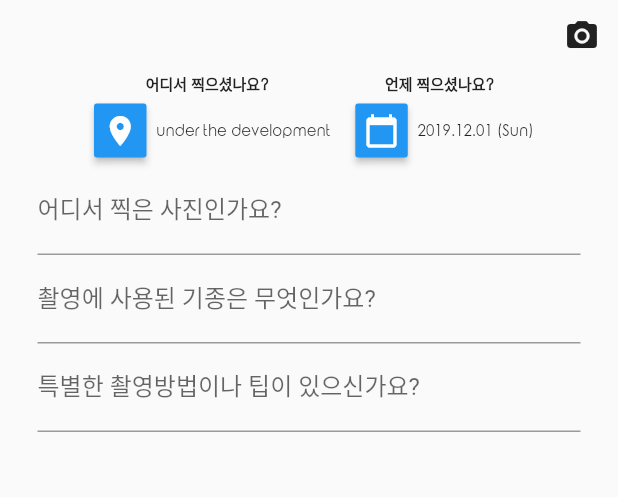
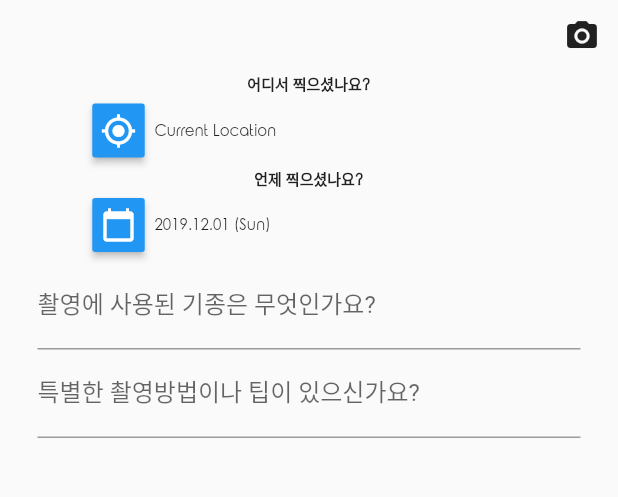
Before and after one commit to jaehoonx2/everybody_cheese, a Flutter app: the UploadPage screen opened directly, after a tap on "Upload", on a phone screen of 412 x 824 dp, the part 496-993 px from its top. Run offline on Flutter 3.47's test engine with Material 2 defaults, Android fonts, the phone set to English and light mode, and no system bars; our stand-ins replace cloud_firestore, device_info, firebase_auth, firebase_storage, flutter_signin_button, geolocator and 2 more; accounts and stored records are empty; Roboto replaces fonts that are missing (HangeulNuri).

```diff
--- a/lib/add.dart
+++ b/lib/add.dart
@@ -1,6 +1,7 @@
 import 'dart:io';
 import 'dart:async';
 
+import 'package:flutter/material.dart' as prefix0;
 import 'package:intl/intl.dart';
 import 'package:flutter/material.dart';
 import 'package:firebase_auth/firebase_auth.dart';
@@ -10,6 +11,7 @@ import 'package:device_info/device_info.dart';
 import 'package:image_picker/image_picker.dart';
 import 'package:flutter_signin_button/flutter_signin_button.dart';
 import 'package:path/path.dart' as Path;
+import 'package:geolocator/geolocator.dart';
 
 final FirebaseAuth _auth = FirebaseAuth.instance;
 
@@ -89,7 +91,43 @@ class _UploadPageState extends State<UploadPage> {
   var _finish;
   FirebaseUser user;
 
-  final locationController = TextEditingController();
+  // Start of the geolocator
+  final Geolocator geolocator = Geolocator()..forceAndroidLocationManager;
+
+  Position _currentPosition;
+  String _currentAddress;
+
+  _getCurrentLocation() {
+    geolocator
+        .getCurrentPosition(desiredAccuracy: LocationAccuracy.best)
+        .then((Position position) {
+      setState(() {
+        _currentPosition = position;
+      });
+
+      _getAddressFromLatLng();
+    }).catchError((e) {
+      print(e);
+    });
+  }
+
+  _getAddressFromLatLng() async {
+    try {
+      List<Placemark> p = await geolocator.placemarkFromCoordinates(
+          _currentPosition.latitude, _currentPosition.longitude);
+
+      Placemark place = p[0];
+
+      setState(() {
+        _currentAddress =
+        "${place.locality}, ${place.postalCode}, ${place.country}";
+      });
+    } catch (e) {
+      print(e);
+    }
+  }
+  // End of the geolocator
+
   final descController = TextEditingController();
   final camController = TextEditingController();
 
@@ -111,6 +149,8 @@ class _UploadPageState extends State<UploadPage> {
       _getGalleryImage().then((mode) {
         setState(() {});
       });
+
+      _getCurrentLocation();
     }
 
     _getUserInfo().then((finish) {
@@ -200,7 +240,7 @@ class _UploadPageState extends State<UploadPage> {
               style: TextStyle(fontSize: 15.0, fontFamily: 'RoundedElegance'),
             ),
             onPressed: () async {
-              if (locationController.text.isNotEmpty &&
+              if (_currentAddress.isNotEmpty &&
                   descController.text.isNotEmpty &&
                   camController.text.isNotEmpty) {
                 await _getImageURL();
@@ -209,7 +249,9 @@ class _UploadPageState extends State<UploadPage> {
                   final collRef = Firestore.instance.collection('posts');
                   DocumentReference docReferance = collRef.document();
                   docReferance.setData({
-                    'location': locationController.text,
+                    'location': _currentAddress,
+                    'longitude': _currentPosition.longitude,
+                    'latitude': _currentPosition.latitude,
                     'description': descController.text,
                     'camera': camController.text,
                     'imgURL': _imageURL,
@@ -226,7 +268,6 @@ class _UploadPageState extends State<UploadPage> {
 
                   _image = null;
                   await _getImageURL();
-                  locationController.clear();
                   camController.clear();
                   descController.clear();
                 } else {
@@ -258,8 +299,7 @@ class _UploadPageState extends State<UploadPage> {
             ),
             Padding(
               padding: EdgeInsets.symmetric(horizontal: 25.0),
-              child: Row(
-                mainAxisAlignment: MainAxisAlignment.center,
+              child: Column(
                 children: <Widget>[
                   Column(
                     children: <Widget>[
@@ -271,17 +311,26 @@ class _UploadPageState extends State<UploadPage> {
                           fontWeight: FontWeight.w700,
                         ),
                       ),
-                      Row(
+                      Padding(
+                        padding: prefix0.EdgeInsets.only(left: 30.0),
+                        child: Row(
+                          mainAxisAlignment: MainAxisAlignment.start,
                           children: <Widget>[
                             SignInButtonBuilder(
                               mini: true,
-                              icon: Icons.location_on,
+                              icon: _mode == 0 ? Icons.my_location : Icons.location_on,
                               text: 'Location',
                               backgroundColor: Colors.blue,
-                              onPressed: () {},
+                              onPressed: () async {
+//                                if(_mode == 0)
+                                  await _getCurrentLocation();
+//                                else {
+//
+//                                }
+                              }
                             ),
                             Text(
-                            'under the development',
+                              _currentPosition != null ? _currentAddress : (_mode == 0 ? 'Current Location' : 'Select Location'),
                               style: TextStyle(
                                 fontFamily: 'RoundedElegance',
                                 fontSize: 10.0,
@@ -289,9 +338,10 @@ class _UploadPageState extends State<UploadPage> {
                             ),
                           ],
                         ),
+                      ),
                     ],
                   ),
-                  SizedBox(width: 10.0,),
+                  SizedBox(width: 20.0,),
                   Column(
                     children: <Widget>[
                       Text(
@@ -302,7 +352,10 @@ class _UploadPageState extends State<UploadPage> {
                           fontWeight: FontWeight.w700,
                         ),
                       ),
-                      Row(
+                      Padding(
+                        padding: prefix0.EdgeInsets.only(left: 30.0),
+                        child: Row(
+                          mainAxisAlignment: MainAxisAlignment.start,
                           children: <Widget>[
                             SignInButtonBuilder(
                                 mini: true,
@@ -319,21 +372,13 @@ class _UploadPageState extends State<UploadPage> {
                             ),
                           ],
                         ),
+                      ),
                     ],
                   ),
                 ],
               ),
             ),
-            Padding(
-              padding: EdgeInsets.symmetric(horizontal: 25.0),
-              child: TextField(
-                decoration: InputDecoration(
-                  filled: false,
-                  labelText: '어디서 찍은 사진인가요?',
-                ),
-                controller: locationController,
-              ),
-            ),
+            SizedBox(width: 20.0,),
             Padding(
               padding: EdgeInsets.symmetric(horizontal: 25.0),
               child: TextField(
@@ -344,6 +389,7 @@ class _UploadPageState extends State<UploadPage> {
                 controller: camController,
               ),
             ),
+            SizedBox(width: 20.0,),
             Padding(
               padding: EdgeInsets.symmetric(horizontal: 25.0),
               child: TextField(
--- a/lib/detail.dart
+++ b/lib/detail.dart
@@ -75,9 +75,10 @@ class DetailPage extends StatelessWidget {
                         ),
                         Text(
                           post.location,
+                          maxLines: 2,
                           style: TextStyle(
                             fontFamily: 'HanguelNuri',
-                            fontSize: 30,
+                            fontSize: 20,
                             color: Colors.black,
                             fontWeight: FontWeight.bold,
                           ),
--- a/lib/model/post.dart
+++ b/lib/model/post.dart
@@ -5,6 +5,8 @@ class Post {
   final String authorID;
   final String imgURL;
   final String location;
+  final double longitude;
+  final double latitude;
   final String description;
   final String camera;
   final Timestamp taken;
@@ -18,12 +20,16 @@ class Post {
         assert(map['authorID'] != null),
         assert(map['imgURL'] != null),
         assert(map['location'] != null),
+        assert(map['longitude'] != null),
+        assert(map['latitude'] != null),
         assert(map['description'] != null),
         assert(map['votes'] != null),
         docID = map['docID'],
         authorID = map['authorID'],
         imgURL = map['imgURL'],
         location = map['location'],
+        longitude = map['longitude'],
+        latitude = map['latitude'],
         description = map['description'],
         camera = map['camera'],
         taken = map['taken'],
--- a/pubspec.yaml
+++ b/pubspec.yaml
@@ -18,8 +18,8 @@ dependencies:
   carousel_slider: ^1.3.1
   device_info: ^0.4.1+1
   intl: ^0.16.0
-#  google_maps_flutter: ^0.5.21+12
-#  location: ^2.3.5
+  google_maps_flutter: ^0.5.21+12
+  geolocator: ^5.1.5
 
   cupertino_icons: ^0.1.2
 
```
Also changed, not shown: assets/zaq.png (added), pubspec.lock, 36 other files. Lines whose indentation alone changed are shown as unchanged.
